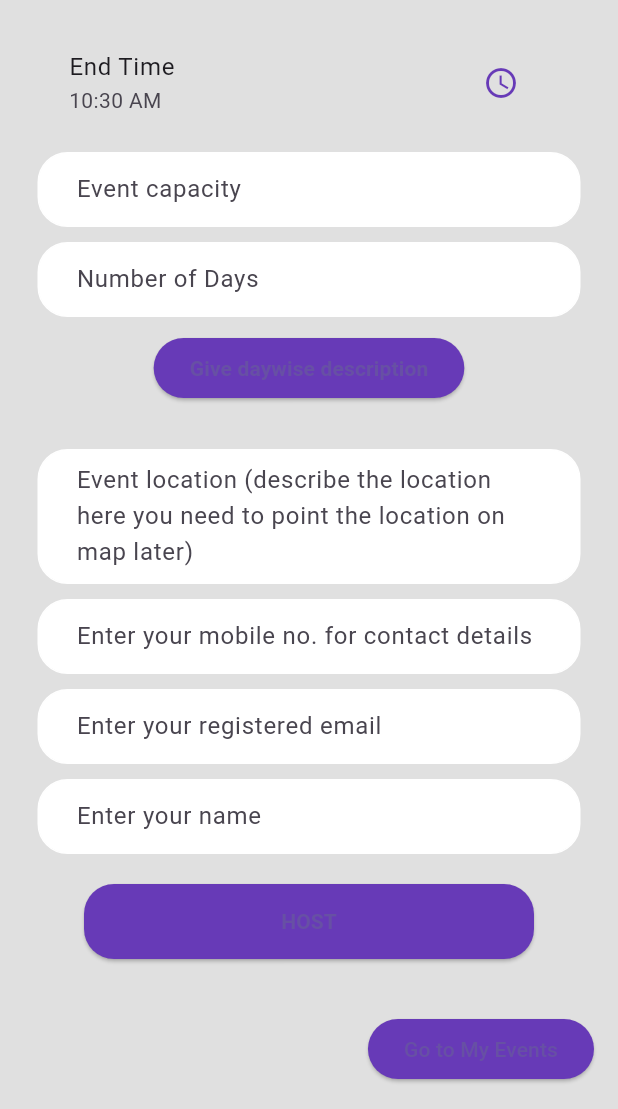
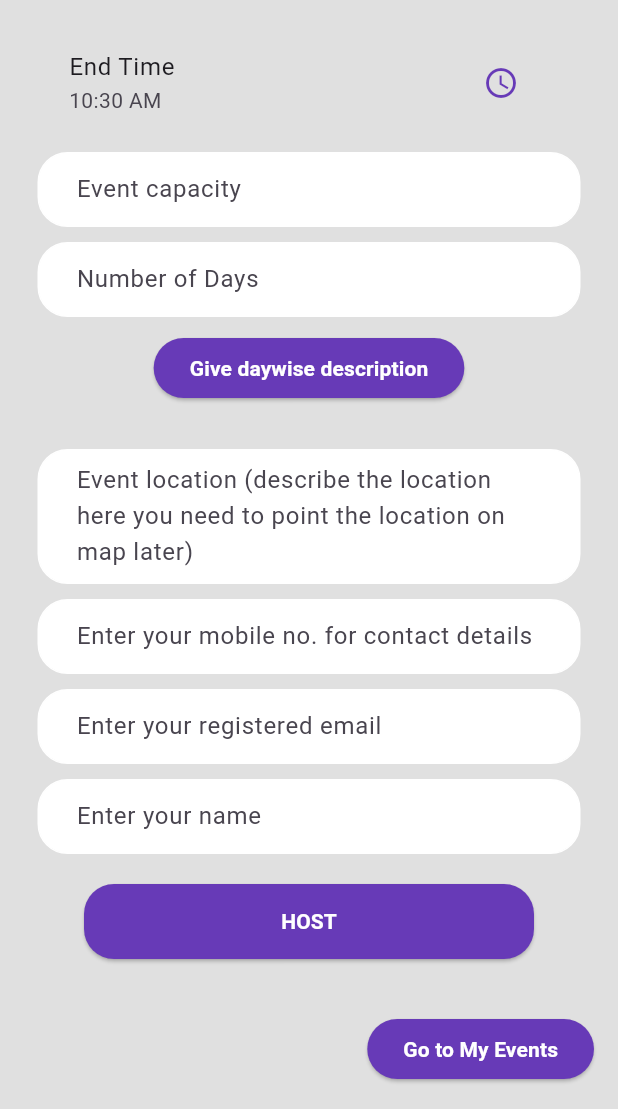
Before and after one commit to afra1301/clg_proj, a Flutter app: the HostEvent screen opened directly, scrolled down 529 dp, on a phone screen of 412 x 824 dp, the part 127-1236 px from its top. Run offline on Flutter 3.47's test engine with Material 3 defaults, Android fonts, the phone set to English and light mode, and no system bars; our stand-ins replace cloud_firestore, data_table_2, firebase_auth, firebase_core, geocoding, geolocator and 6 more; accounts and stored records are empty.

Commit message:
colours changed

```diff
--- a/lib/admin/admin_events.dart
+++ b/lib/admin/admin_events.dart
@@ -542,6 +542,7 @@ class _AdminEventsState extends State<AdminEvents> {
                                             child: const Text(
                                               "SELECT",
                                               style: TextStyle(
+                                                color: Colors.white,
                                                 fontWeight: FontWeight.bold,
                                               ),
                                             ),
--- a/lib/admin/host_event.dart
+++ b/lib/admin/host_event.dart
@@ -548,6 +548,7 @@ class _HostEventState extends State<HostEvent> {
                     child: const Text(
                       "Give daywise description",
                       style: TextStyle(
+                        color: Colors.white,
                         fontWeight: FontWeight.bold,
                       ),
                     )),
@@ -863,6 +864,7 @@ class _HostEventState extends State<HostEvent> {
                       child: const Text(
                         "HOST",
                         style: TextStyle(
+                          color: Colors.white,
                           fontWeight: FontWeight.bold,
                         ),
                       ),
@@ -892,7 +894,13 @@ class _HostEventState extends State<HostEvent> {
                 borderRadius: BorderRadius.circular(20),
               ),
             ),
-            child: const Text("Go to My Events"),
+            child: const Text("Go to My Events",
+            style: TextStyle(
+                          color: Colors.white,
+                          fontWeight: FontWeight.bold,
+                        ),
+
+            ),
           ),
         ],
       ),
--- a/lib/admin/selected_event.dart
+++ b/lib/admin/selected_event.dart
@@ -250,6 +250,7 @@ class _SelectedEventState extends State<SelectedEvent> {
                         child: const Text(
                           "Get Users in location",
                           style: TextStyle(
+                            color: Colors.white,
                             fontWeight: FontWeight.bold,
                           ),
                         ),
@@ -301,6 +302,7 @@ class _SelectedEventState extends State<SelectedEvent> {
                         child: const Text(
                           "Get All Users",
                           style: TextStyle(
+                            color: Colors.white,
                             fontWeight: FontWeight.bold,
                           ),
                         ),
@@ -350,6 +352,7 @@ class _SelectedEventState extends State<SelectedEvent> {
                         child: const Text(
                           "Block users",
                           style: TextStyle(
+                            color: Colors.white,
                             fontWeight: FontWeight.bold,
                           ),
                         ),
--- a/lib/attendee/attendee_events_page.dart
+++ b/lib/attendee/attendee_events_page.dart
@@ -317,6 +317,7 @@ class _EventsState extends State<Events> {
                                               child: const Text(
                                                 "More Info",
                                                 style: TextStyle(
+                                                  color: Colors.white,
                                                   fontWeight: FontWeight.bold,
                                                 ),
                                               )),
--- a/lib/attendee/attendee_navigation_drawer.dart
+++ b/lib/attendee/attendee_navigation_drawer.dart
@@ -69,7 +69,7 @@ class _AttendeeNavigationDrawerState extends State<AttendeeNavigationDrawer> {
             const DrawerHeader(
               child: Center(
                 child: Text(
-                  "QRify ME",
+                  "CampusConnect",
                   style: TextStyle(
                     fontWeight: FontWeight.bold,
                     fontSize: 30,
--- a/lib/attendee/event_info.dart
+++ b/lib/attendee/event_info.dart
@@ -548,6 +548,7 @@ class _EventInfoState extends State<EventInfo> {
                                     child: const Text(
                                       "REGISTER",
                                       style: TextStyle(
+                                        color: Colors.white,
                                         fontWeight: FontWeight.bold,
                                       ),
                                     )),
--- a/lib/attendee/event_registration.dart
+++ b/lib/attendee/event_registration.dart
@@ -168,6 +168,7 @@ class _EventRegistrationState extends State<EventRegistration> {
                           child: const Text(
                             "View Event Details",
                             style: TextStyle(
+                              color: Colors.white,
                               fontWeight: FontWeight.bold,
                             ),
                           ),
--- a/lib/portals/forgot_password.dart
+++ b/lib/portals/forgot_password.dart
@@ -146,6 +146,7 @@ class _ForgotPasswordViewState extends State<ForgotPasswordView> {
                         child: const Text(
                           "Reset Password",
                           style: TextStyle(
+                            color: Colors.white,
                             fontWeight: FontWeight.bold,
                           ),
                         )),
--- a/lib/profile/delete_account.dart
+++ b/lib/profile/delete_account.dart
@@ -226,6 +226,7 @@ class _DeleteAccountState extends State<DeleteAccount> {
                   child: const Text(
                     "DELETE ACCOUNT",
                     style: TextStyle(
+                      color: Colors.white,
                       fontWeight: FontWeight.bold,
                     ),
                   )),
```
